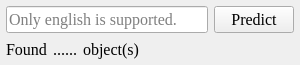
Before: the Qt Designer form ISAT/ui/text_prompt_dock.ui in yatengLG/ISAT_with_segment_anything, drawn with Qt 5.
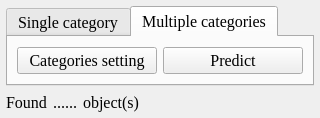
After: the same form once the commit is applied.

Commit message: 为text prompt添加多类别支持。

The edit to the form file:
```diff
--- a/ISAT/ui/text_prompt_dock.ui
+++ b/ISAT/ui/text_prompt_dock.ui
@@ -6,8 +6,8 @@
    <rect>
     <x>0</x>
     <y>0</y>
-    <width>300</width>
-    <height>65</height>
+    <width>320</width>
+    <height>118</height>
    </rect>
   </property>
   <property name="font">
@@ -34,19 +34,29 @@
    </property>
    <item>
     <widget class="QWidget" name="widget" native="true">
+     <layout class="QHBoxLayout" name="horizontalLayout_3">
+      <property name="leftMargin">
+       <number>0</number>
+      </property>
+      <property name="topMargin">
+       <number>0</number>
+      </property>
+      <property name="rightMargin">
+       <number>0</number>
+      </property>
+      <property name="bottomMargin">
+       <number>0</number>
+      </property>
+      <item>
+       <widget class="QTabWidget" name="tabWidget">
+        <property name="currentIndex">
+         <number>1</number>
+        </property>
+        <widget class="QWidget" name="tab">
+         <attribute name="title">
+          <string>Single category</string>
+         </attribute>
      <layout class="QHBoxLayout" name="horizontalLayout">
-      <property name="leftMargin">
-       <number>0</number>
-      </property>
-      <property name="topMargin">
-       <number>0</number>
-      </property>
-      <property name="rightMargin">
-       <number>0</number>
-      </property>
-      <property name="bottomMargin">
-       <number>0</number>
-      </property>
       <item>
        <widget class="QLineEdit" name="lineEdit_prompt_text">
         <property name="font">
@@ -74,6 +84,31 @@
         <property name="text">
          <string>Predict</string>
         </property>
+           </widget>
+          </item>
+         </layout>
+        </widget>
+        <widget class="QWidget" name="tab_2">
+         <attribute name="title">
+          <string>Multiple categories</string>
+         </attribute>
+         <layout class="QHBoxLayout" name="horizontalLayout_4">
+          <item>
+           <widget class="QPushButton" name="pushButton_catgories_setting">
+            <property name="text">
+             <string>Categories setting</string>
+            </property>
+           </widget>
+          </item>
+          <item>
+           <widget class="QPushButton" name="pushButton_predict_for_multi_categoriies">
+            <property name="text">
+             <string>Predict</string>
+            </property>
+           </widget>
+          </item>
+         </layout>
+        </widget>
        </widget>
       </item>
      </layout>
```
Left out of the diff: 4 changed lines with no effect on the pictures. Lines whose indentation alone changed are shown as unchanged. The commit also changes 2 other files.
